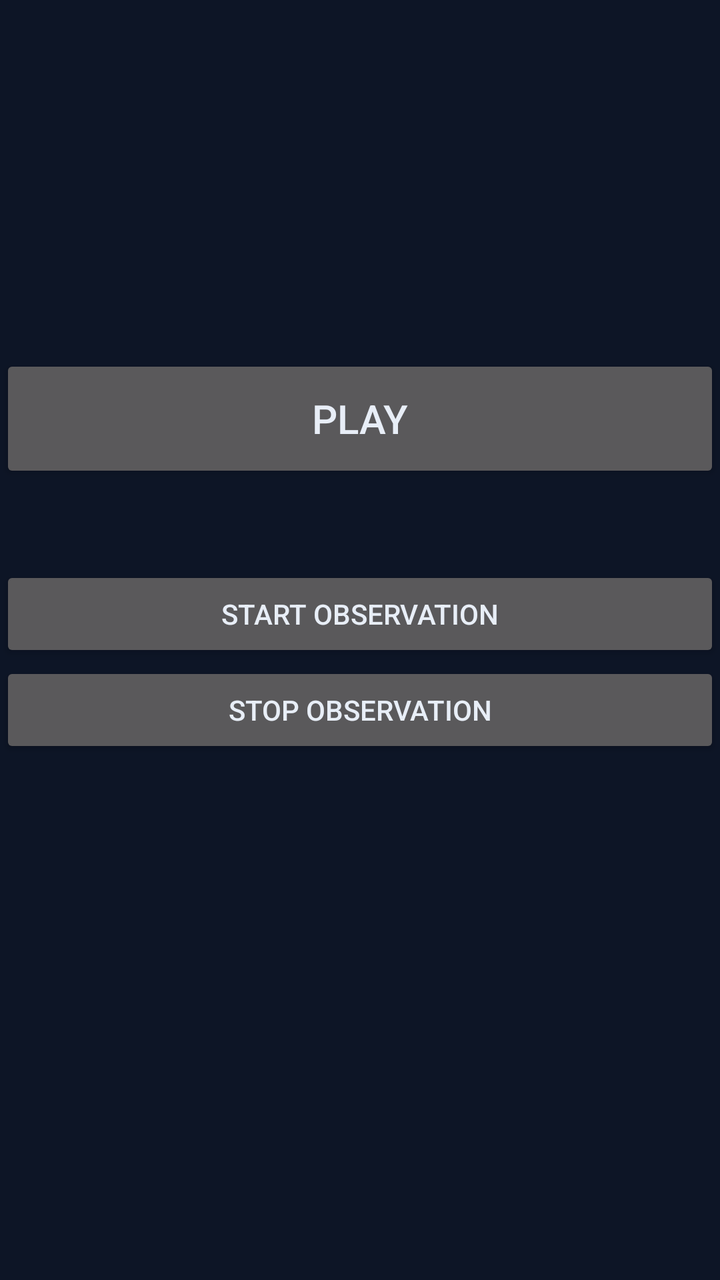
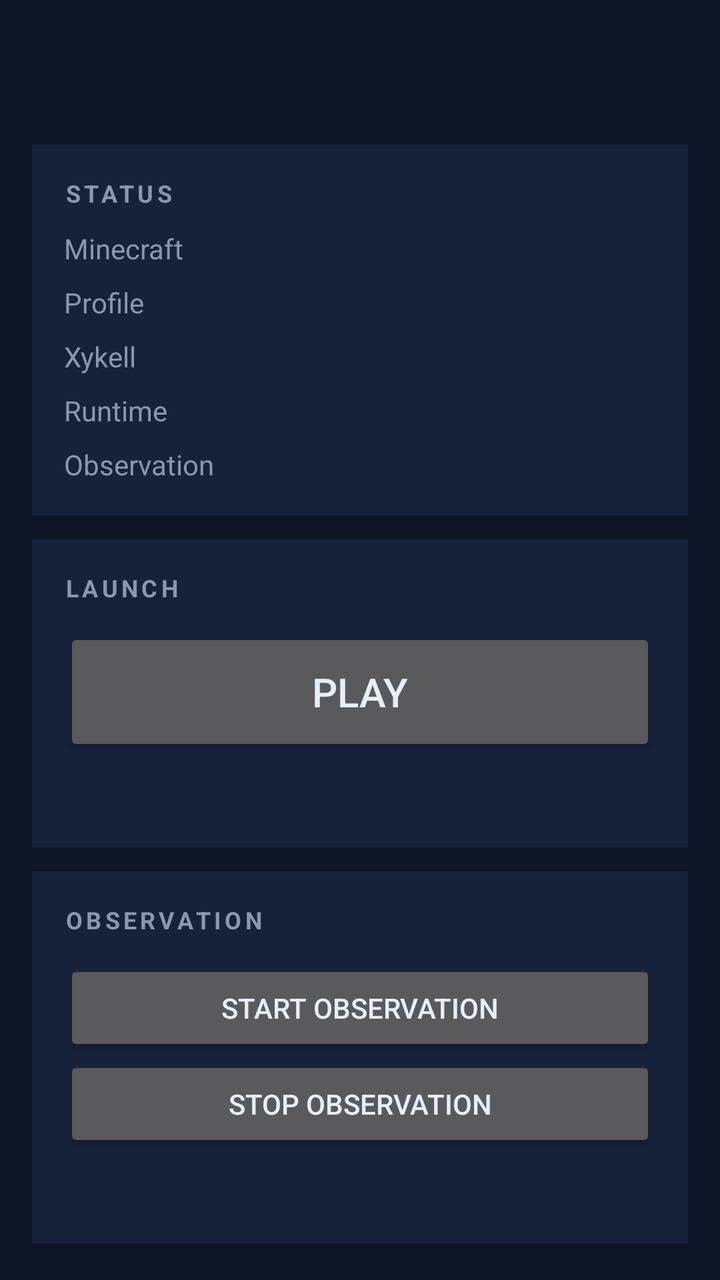

Compare the two renders of this Android layout. The source of the first and the diff that turns it into the second are given below.
<!-- AndroidManifest.xml: application theme Theme.Xykell -->
<!-- res/layout/fragment_home.xml -->
<?xml version="1.0" encoding="utf-8"?>
<LinearLayout xmlns:android="http://schemas.android.com/apk/res/android"
    android:orientation="vertical"
    android:layout_width="match_parent"
    android:layout_height="wrap_content"
    android:gravity="center_horizontal">

    <TextView
        android:id="@+id/home_title"
        android:layout_width="wrap_content"
        android:layout_height="wrap_content"
        android:textSize="30sp"
        android:textStyle="bold"
        android:textColor="@color/xykell_accent"
        android:layout_marginTop="24dp" />

    <TextView
        android:id="@+id/home_versions"
        style="@style/XykellStatus" />

    <TextView
        android:id="@+id/home_xykell"
        style="@style/XykellStatus" />

    <TextView
        android:id="@+id/home_profile"
        style="@style/XykellStatus" />

    <Button
        android:id="@+id/home_play"
        android:layout_width="match_parent"
        android:layout_height="64dp"
        android:layout_marginTop="24dp"
        android:text="PLAY"
        android:textSize="20sp"
        android:minHeight="64dp" />

    <TextView
        android:id="@+id/home_play_status"
        style="@style/XykellStatus" />

    
    <Button
        android:id="@+id/home_obs_start"
        android:layout_width="match_parent"
        android:layout_height="wrap_content"
        android:layout_marginTop="12dp"
        android:text="START OBSERVATION" />

    <Button
        android:id="@+id/home_obs_stop"
        android:layout_width="match_parent"
        android:layout_height="wrap_content"
        android:text="STOP OBSERVATION" />

    <TextView
        android:id="@+id/home_obs_status"
        style="@style/XykellStatus" />

    <TextView
        android:id="@+id/home_diag"
        style="@style/XykellStatus" />

</LinearLayout>
<!-- resources referenced by this layout -->
<resources>
  <color name="xykell_accent">#4FD8C7</color>
  <style name="XykellStatus" parent="android:Widget.TextView">
          <item name="android:layout_width">match_parent</item>
          <item name="android:layout_height">wrap_content</item>
          <item name="android:textSize">16sp</item>
          <item name="android:textColor">@color/xykell_text</item>
          <item name="android:layout_marginTop">8dp</item>
      </style>
  <style name="Theme.Xykell" parent="Theme.AppCompat.NoActionBar">
          <item name="android:windowBackground">@color/xykell_bg</item>
          <item name="android:textColor">@color/xykell_text</item>
          <item name="colorAccent">@color/xykell_accent</item>
      </style>
  <color name="xykell_text">#E8EEF7</color>
  <color name="xykell_bg">#0D1526</color>
</resources>

<!-- the commit's change to res/layout/fragment_home.xml (unified diff, before → after) -->
@@ -3,7 +3,9 @@
     android:orientation="vertical"
     android:layout_width="match_parent"
     android:layout_height="wrap_content"
-    android:gravity="center_horizontal">
+    android:paddingStart="16dp"
+    android:paddingEnd="16dp"
+    android:paddingTop="16dp">
 
     <TextView
         android:id="@+id/home_title"
@@ -12,53 +14,229 @@
         android:textSize="30sp"
         android:textStyle="bold"
         android:textColor="@color/xykell_accent"
-        android:layout_marginTop="24dp" />
-
-    <TextView
-        android:id="@+id/home_versions"
-        style="@style/XykellStatus" />
-
-    <TextView
-        android:id="@+id/home_xykell"
-        style="@style/XykellStatus" />
-
-    <TextView
-        android:id="@+id/home_profile"
-        style="@style/XykellStatus" />
-
-    <Button
-        android:id="@+id/home_play"
-        android:layout_width="match_parent"
-        android:layout_height="64dp"
-        android:layout_marginTop="24dp"
-        android:text="PLAY"
-        android:textSize="20sp"
-        android:minHeight="64dp" />
-
-    <TextView
-        android:id="@+id/home_play_status"
-        style="@style/XykellStatus" />
-
-    
-    <Button
-        android:id="@+id/home_obs_start"
+        android:layout_marginBottom="8dp" />
+
+    <LinearLayout
+        android:layout_width="match_parent"
+        android:layout_height="wrap_content"
+        android:layout_marginTop="8dp"
+        android:orientation="vertical"
+        android:background="@color/xykell_surface"
+        android:padding="16dp">
+
+        <TextView
+            android:layout_width="wrap_content"
+            android:layout_height="wrap_content"
+            android:text="STATUS"
+            android:textSize="12sp"
+            android:textStyle="bold"
+            android:letterSpacing="0.15"
+            android:textColor="@color/xykell_muted" />
+
+        <LinearLayout
+            android:layout_width="match_parent"
+            android:layout_height="wrap_content"
+            android:layout_marginTop="10dp"
+            android:orientation="horizontal">
+
+            <TextView
+                android:layout_width="0dp"
+                android:layout_weight="1"
+                android:layout_height="wrap_content"
+                android:text="Minecraft"
+                android:textSize="14sp"
+                android:textColor="@color/xykell_muted" />
+
+            <TextView
+                android:id="@+id/home_mc"
+                android:layout_width="wrap_content"
+                android:layout_height="wrap_content"
+                android:textSize="14sp"
+                android:textStyle="bold"
+                android:textColor="@color/xykell_text" />
+        </LinearLayout>
+
+        <LinearLayout
+            android:layout_width="match_parent"
+            android:layout_height="wrap_content"
+            android:layout_marginTop="8dp"
+            android:orientation="horizontal">
+
+            <TextView
+                android:layout_width="0dp"
+                android:layout_weight="1"
+                android:layout_height="wrap_content"
+                android:text="Profile"
+                android:textSize="14sp"
+                android:textColor="@color/xykell_muted" />
+
+            <TextView
+                android:id="@+id/home_profile"
+                android:layout_width="wrap_content"
+                android:layout_height="wrap_content"
+                android:textSize="14sp"
+                android:textStyle="bold"
+                android:textColor="@color/xykell_text" />
+        </LinearLayout>
+
+        <LinearLayout
+            android:layout_width="match_parent"
+            android:layout_height="wrap_content"
+            android:layout_marginTop="8dp"
+            android:orientation="horizontal">
+
+            <TextView
+                android:layout_width="0dp"
+                android:layout_weight="1"
+                android:layout_height="wrap_content"
+                android:text="Xykell"
+                android:textSize="14sp"
+                android:textColor="@color/xykell_muted" />
+
+            <TextView
+                android:id="@+id/home_version"
+                android:layout_width="wrap_content"
+                android:layout_height="wrap_content"
+                android:textSize="14sp"
+                android:textStyle="bold"
+                android:textColor="@color/xykell_text" />
+        </LinearLayout>
+
+        <LinearLayout
+            android:layout_width="match_parent"
+            android:layout_height="wrap_content"
+            android:layout_marginTop="8dp"
+            android:orientation="horizontal">
+
+            <TextView
+                android:layout_width="0dp"
+                android:layout_weight="1"
+                android:layout_height="wrap_content"
+                android:text="Runtime"
+                android:textSize="14sp"
+                android:textColor="@color/xykell_muted" />
+
+            <TextView
+                android:id="@+id/home_runtime"
+                android:layout_width="wrap_content"
+                android:layout_height="wrap_content"
+                android:textSize="14sp"
+                android:textStyle="bold"
+                android:textColor="@color/xykell_text" />
+        </LinearLayout>
+
+        <LinearLayout
+            android:layout_width="match_parent"
+            android:layout_height="wrap_content"
+            android:layout_marginTop="8dp"
+            android:orientation="horizontal">
+
+            <TextView
+                android:layout_width="0dp"
+                android:layout_weight="1"
+                android:layout_height="wrap_content"
+                android:text="Observation"
+                android:textSize="14sp"
+                android:textColor="@color/xykell_muted" />
+
+            <TextView
+                android:id="@+id/home_obs"
+                android:layout_width="wrap_content"
+                android:layout_height="wrap_content"
+                android:textSize="14sp"
+                android:textStyle="bold"
+                android:textColor="@color/xykell_text" />
+        </LinearLayout>
+    </LinearLayout>
+
+    <LinearLayout
         android:layout_width="match_parent"
         android:layout_height="wrap_content"
         android:layout_marginTop="12dp"
-        android:text="START OBSERVATION" />
-
-    <Button
-        android:id="@+id/home_obs_stop"
-        android:layout_width="match_parent"
-        android:layout_height="wrap_content"
-        android:text="STOP OBSERVATION" />
-
-    <TextView
-        android:id="@+id/home_obs_status"
-        style="@style/XykellStatus" />
-
-    <TextView
-        android:id="@+id/home_diag"
-        style="@style/XykellStatus" />
+        android:orientation="vertical"
+        android:background="@color/xykell_surface"
+        android:padding="16dp">
+
+        <TextView
+            android:layout_width="wrap_content"
+            android:layout_height="wrap_content"
+            android:text="LAUNCH"
+            android:textSize="12sp"
+            android:textStyle="bold"
+            android:letterSpacing="0.15"
+            android:textColor="@color/xykell_muted" />
+
+        <Button
+            android:id="@+id/home_play"
+            android:layout_width="match_parent"
+            android:layout_height="64dp"
+            android:layout_marginTop="12dp"
+            android:text="PLAY"
+            android:textSize="20sp"
+            android:minHeight="64dp" />
+
+        <TextView
+            android:id="@+id/home_play_status"
+            style="@style/XykellStatus" />
+    </LinearLayout>
+
+    <LinearLayout
+        android:layout_width="match_parent"
+        android:layout_height="wrap_content"
+        android:layout_marginTop="12dp"
+        android:orientation="vertical"
+        android:background="@color/xykell_surface"
+        android:padding="16dp">
+
+        <TextView
+            android:layout_width="wrap_content"
+            android:layout_height="wrap_content"
+            android:text="OBSERVATION"
+            android:textSize="12sp"
+            android:textStyle="bold"
+            android:letterSpacing="0.15"
+            android:textColor="@color/xykell_muted" />
+
+        
+        <Button
+            android:id="@+id/home_obs_start"
+            android:layout_width="match_parent"
+            android:layout_height="wrap_content"
+            android:layout_marginTop="12dp"
+            android:text="START OBSERVATION" />
+
+        <Button
+            android:id="@+id/home_obs_stop"
+            android:layout_width="match_parent"
+            android:layout_height="wrap_content"
+            android:text="STOP OBSERVATION" />
+
+        <TextView
+            android:id="@+id/home_obs_status"
+            style="@style/XykellStatus" />
+    </LinearLayout>
+
+    <LinearLayout
+        android:layout_width="match_parent"
+        android:layout_height="wrap_content"
+        android:layout_marginTop="12dp"
+        android:layout_marginBottom="16dp"
+        android:orientation="vertical"
+        android:background="@color/xykell_surface"
+        android:padding="16dp">
+
+        <TextView
+            android:layout_width="wrap_content"
+            android:layout_height="wrap_content"
+            android:text="DIAGNOSTICS"
+            android:textSize="12sp"
+            android:textStyle="bold"
+            android:letterSpacing="0.15"
+            android:textColor="@color/xykell_muted" />
+
+        <TextView
+            android:id="@+id/home_diag"
+            style="@style/XykellStatus" />
+    </LinearLayout>
 
 </LinearLayout>
<!-- resource entries referenced after the edit -->
@@ -1,6 +1,9 @@
 <!-- resources referenced by this layout -->
 <resources>
   <color name="xykell_accent">#4FD8C7</color>
+  <color name="xykell_muted">#8A97AD</color>
+  <color name="xykell_surface">#16213A</color>
+  <color name="xykell_text">#E8EEF7</color>
   <style name="XykellStatus" parent="android:Widget.TextView">
           <item name="android:layout_width">match_parent</item>
           <item name="android:layout_height">wrap_content</item>
@@ -13,7 +16,6 @@
           <item name="android:textColor">@color/xykell_text</item>
           <item name="colorAccent">@color/xykell_accent</item>
       </style>
-  <color name="xykell_text">#E8EEF7</color>
   <color name="xykell_bg">#0D1526</color>
 </resources>
 
